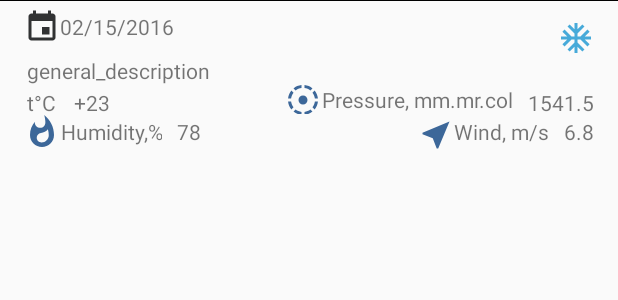
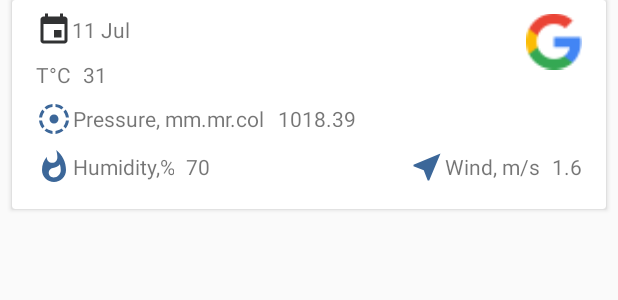
Before and after one commit to berkutio/WeatherInfo, an Android app: the layout weather_mapping_item.xml on its own in the app's theme, with its tools: preview values and no code run, on a phone screen of 412 x 824 dp. Shown: the top 300 px of the screen. Run offline under Robolectric (Android 15) with nearby library versions, the phone set to English and light mode, and no system bars.

Commit message:
Implemented new xml views

```diff
--- a/app/build.gradle
+++ b/app/build.gradle
@@ -36,6 +36,10 @@ dependencies {
     implementation 'com.squareup.okhttp3:logging-interceptor:3.10.0'
     implementation 'com.squareup.retrofit2:retrofit:2.3.0'
     implementation 'com.squareup.retrofit2:converter-gson:2.3.0'
+    // constraint layout
+    implementation 'com.android.support.constraint:constraint-layout:1.1.2'
+    // card view
+    implementation 'com.android.support:cardview-v7:27.1.1'
 
     implementation "android.arch.lifecycle:extensions:1.1.1"
     // butter knife
--- a/app/src/main/res/layout/weather_mapping_item.xml
+++ b/app/src/main/res/layout/weather_mapping_item.xml
@@ -1,5 +1,6 @@
 <?xml version="1.0" encoding="utf-8"?>
-<layout xmlns:android="http://schemas.android.com/apk/res/android"
+<layout xmlns:tools="http://schemas.android.com/tools"
+    xmlns:android="http://schemas.android.com/apk/res/android"
     xmlns:app="http://schemas.android.com/apk/res-auto">
 
     <data>
@@ -9,201 +10,145 @@
             type="com.weatherinfo.model.ForecastData"/>
     </data>
 
-    <LinearLayout
-        xmlns:tools="http://schemas.android.com/tools"
-        android:id="@+id/weather_mapping_item"
-        android:orientation="vertical"
+    <android.support.v7.widget.CardView xmlns:card_view="http://schemas.android.com/apk/res-auto"
+        android:id="@+id/card_view"
         android:layout_width="match_parent"
         android:layout_height="wrap_content"
-        android:clickable="true"
-        android:focusable="true">
+        android:layout_marginLeft="8dp"
+        android:layout_marginRight="8dp"
+        android:layout_marginBottom="8dp">
 
-        <View
-            android:layout_height="0.5dp"
-            android:layout_width="fill_parent"
-            android:background="@color/Black" />
-
-        <LinearLayout
-            android:layout_width="match_parent"
-            android:layout_height="match_parent"
-            android:orientation="vertical">
-
-            <LinearLayout
+        <android.support.constraint.ConstraintLayout
             android:layout_width="match_parent"
             android:layout_height="wrap_content"
-                android:layout_marginTop="2.5dp"
-                android:orientation="horizontal">
+            android:padding="8dp">
 
             <TextView
                 android:id="@+id/data"
-                    android:drawableLeft="@drawable/ic_calendar"
                 android:layout_width="wrap_content"
                 android:layout_height="wrap_content"
+                android:layout_marginEnd="8dp"
+                android:layout_marginStart="8dp"
+                android:drawableStart="@drawable/ic_calendar"
                 android:gravity="center"
-                    android:layout_marginLeft="16dp"
-                    android:layout_marginRight="16dp"
-                    android:layout_marginTop="2.5dp"
-                    android:lines="1"
-                    android:marqueeRepeatLimit="marquee_forever"
-                    android:maxLength="25"
-                    android:textAppearance="?android:attr/textAppearanceSmall"
                 android:text="@{Universal.formatData(forecast.dt)}"
-                    tools:text="02/15/2016" />
-
-                <View
-                    android:layout_weight="1"
-                    android:layout_width="0dp"
-                    android:layout_height="10dp" />
+                card_view:layout_constraintEnd_toStartOf="@+id/im_description"
+                card_view:layout_constraintHorizontal_bias="0.0"
+                card_view:layout_constraintStart_toStartOf="parent"
+                card_view:layout_constraintTop_toTopOf="parent"
+                tools:text="11 Jul" />
 
             <ImageView
                 android:id="@+id/im_description"
+                android:layout_width="37dp"
+                android:layout_height="39dp"
+                android:layout_marginEnd="8dp"
+                app:imageResource="@{forecast.getWeather()[0].getDescription()}"
+                app:srcCompat="@drawable/googleg_standard_color_18"
+                card_view:layout_constraintEnd_toEndOf="parent"
+                card_view:layout_constraintTop_toTopOf="parent" />
+
+            <TextView
+                android:id="@+id/temperature_title"
                 android:layout_width="wrap_content"
                 android:layout_height="wrap_content"
-                    android:layout_marginRight="16dp"
-                    android:layout_marginTop="10dp"
-                    app:imageResource = "@{forecast.getWeather()[0].getDescription()}"
-                    tools:src="@drawable/ic_snow"/>
-
-            </LinearLayout>
-
-            <LinearLayout
-                android:layout_width="match_parent"
-                android:layout_height="wrap_content"
-                android:layout_gravity="center"
-                android:layout_marginBottom="2.5dp"
-                android:layout_marginLeft="16dp"
-                android:layout_marginRight="16dp"
-                android:orientation="vertical">
+                android:layout_marginStart="8dp"
+                android:layout_marginTop="8dp"
+                android:text="@string/temperature"
+                card_view:layout_constraintStart_toStartOf="parent"
+                card_view:layout_constraintTop_toBottomOf="@+id/data" />
 
             <TextView
-                    android:id="@+id/general_description"
+                android:id="@+id/pressure_title"
                 android:layout_width="wrap_content"
                 android:layout_height="wrap_content"
-                    android:layout_marginLeft="2dp"
-                    android:lines="1"
-                    android:marqueeRepeatLimit="marquee_forever"
-                    android:maxLength="25"
-                    android:textAppearance="?android:attr/textAppearanceSmall"
-                    android:text="@{forecast.getWeather()[0].getDescription()}"
-                    tools:text="general_description" />
-
-                <LinearLayout
-                    android:layout_width="match_parent"
-                    android:layout_height="match_parent"
-                    android:orientation="horizontal">
+                android:layout_marginStart="8dp"
+                android:layout_marginTop="8dp"
+                android:gravity="center"
+                android:drawableStart="@drawable/ic_pressure"
+                android:text="@string/pressure"
+                card_view:layout_constraintStart_toStartOf="parent"
+                card_view:layout_constraintTop_toBottomOf="@+id/temperature_title" />
 
             <TextView
+                android:id="@+id/pressure_val"
+                android:layout_width="wrap_content"
+                android:layout_height="15dp"
+                android:layout_marginEnd="8dp"
+                android:layout_marginStart="8dp"
+                tools:text="1018.39"
+                android:text="@{String.valueOf(forecast.pressure)}"
+                card_view:layout_constraintBaseline_toBaselineOf="@+id/pressure_title"
+                card_view:layout_constraintEnd_toEndOf="parent"
+                card_view:layout_constraintHorizontal_bias="0.008"
+                card_view:layout_constraintStart_toEndOf="@+id/pressure_title" />
+
+            <TextView
+                android:id="@+id/humidity_title"
                 android:layout_width="wrap_content"
                 android:layout_height="wrap_content"
-                        android:layout_marginLeft="2dp"
-                        android:lines="1"
-                        android:maxLength="20"
-                        android:text="@string/temperature"
-                        android:textAppearance="?android:attr/textAppearanceSmall" />
+                android:layout_marginBottom="8dp"
+                android:layout_marginStart="8dp"
+                android:layout_marginTop="8dp"
+                android:drawableStart="@drawable/ic_humidity"
+                android:gravity="center"
+                android:text="@string/humidity"
+                card_view:layout_constraintBottom_toBottomOf="parent"
+                card_view:layout_constraintHorizontal_chainStyle="spread_inside"
+                card_view:layout_constraintStart_toStartOf="parent"
+                card_view:layout_constraintTop_toBottomOf="@+id/pressure_title"
+                card_view:layout_constraintVertical_bias="0.0" />
 
-                    <View
-                        android:layout_width="10dp"
-                        android:layout_height="10dp" />
+            <TextView
+                android:id="@+id/humidity_val_today"
+                android:layout_width="wrap_content"
+                android:layout_height="wrap_content"
+                android:layout_marginStart="8dp"
+                tools:text="70"
+                android:text="@{String.valueOf(forecast.humidity)}"
+                card_view:layout_constraintBaseline_toBaselineOf="@+id/humidity_title"
+                card_view:layout_constraintEnd_toStartOf="@+id/wind_speed_title"
+                card_view:layout_constraintHorizontal_bias="0.5"
+                card_view:layout_constraintHorizontal_chainStyle="spread_inside"
+                card_view:layout_constraintStart_toEndOf="@+id/humidity_title" />
+
+            <TextView
+                android:id="@+id/wind_speed_title"
+                android:layout_width="wrap_content"
+                android:layout_height="wrap_content"
+                android:layout_marginEnd="8dp"
+                android:text="@string/wind_speed"
+                android:gravity="center"
+                android:drawableStart="@drawable/ic_wind"
+                card_view:layout_constraintBaseline_toBaselineOf="@+id/humidity_val_today"
+                card_view:layout_constraintEnd_toStartOf="@+id/wind_speed_val_today"
+                card_view:layout_constraintHorizontal_bias="0.5"
+                card_view:layout_constraintStart_toEndOf="@+id/humidity_val_today" />
+
+            <TextView
+                android:id="@+id/wind_speed_val_today"
+                android:layout_width="wrap_content"
+                android:layout_height="wrap_content"
+                android:layout_marginEnd="8dp"
+                android:text="@{String.valueOf(forecast.speed)}"
+                card_view:layout_constraintBaseline_toBaselineOf="@+id/wind_speed_title"
+                card_view:layout_constraintEnd_toEndOf="parent"
+                tools:text="1.6" />
 
             <TextView
                 android:id="@+id/temperature_val"
                 android:layout_width="wrap_content"
                 android:layout_height="wrap_content"
-                        android:layout_marginLeft="2dp"
-                        android:layout_marginRight="16dp"
-                        android:textAppearance="?android:attr/textAppearanceSmall"
+                android:layout_marginEnd="8dp"
+                android:layout_marginStart="8dp"
                 android:text="@{Universal.convertToCelicies(forecast.temp.max)}"
-                        tools:text="+23" />
+                tools:text="31"
+                card_view:layout_constraintBaseline_toBaselineOf="@+id/temperature_title"
+                card_view:layout_constraintEnd_toEndOf="parent"
+                card_view:layout_constraintHorizontal_bias="0.0"
+                card_view:layout_constraintStart_toEndOf="@+id/temperature_title" />
+        </android.support.constraint.ConstraintLayout>
 
-                    <View
-                        android:layout_width="10dp"
-                        android:layout_height="10dp"
-                        android:layout_weight="1" />
-
-                    <TextView
-                        android:layout_width="wrap_content"
-                        android:layout_height="match_parent"
-                        android:gravity="center"
-                        android:drawableLeft="@drawable/ic_pressure"
-                        android:lines="1"
-                        android:maxLength="20"
-                        android:text="@string/pressure"
-                        android:textAppearance="?android:attr/textAppearanceSmall" />
-
-                    <View
-                        android:layout_width="10dp"
-                        android:layout_height="10dp" />
-
-                    <TextView
-                        android:id="@+id/pressure_val"
-                        android:layout_width="wrap_content"
-                        android:layout_height="wrap_content"
-                        android:textAppearance="?android:attr/textAppearanceSmall"
-                        android:text="@{String.valueOf(forecast.pressure)}"
-                        tools:text="1541.5" />
-
-
-                </LinearLayout>
-
-                <LinearLayout
-                    android:layout_width="match_parent"
-                    android:layout_height="match_parent"
-                    android:orientation="horizontal">
-
-                    <TextView
-                        android:layout_width="wrap_content"
-                        android:layout_height="match_parent"
-                        android:gravity="center"
-                        android:drawableLeft="@drawable/ic_humidity"
-                        android:lines="1"
-                        android:maxLength="20"
-                        android:text="@string/humidity"
-                        android:textAppearance="?android:attr/textAppearanceSmall" />
-
-                    <View
-                        android:layout_width="10dp"
-                        android:layout_height="10dp" />
-
-                    <TextView
-                        android:id="@+id/humidity_val"
-                        android:layout_width="wrap_content"
-                        android:layout_height="wrap_content"
-                        android:layout_marginRight="16dp"
-                        android:textAppearance="?android:attr/textAppearanceSmall"
-                        android:text="@{String.valueOf(forecast.humidity)}"
-                        tools:text="78" />
-
-                    <View
-                        android:layout_width="10dp"
-                        android:layout_height="10dp"
-                        android:layout_weight="1" />
-
-                    <TextView
-                        android:layout_width="wrap_content"
-                        android:layout_height="wrap_content"
-                        android:drawableLeft="@drawable/ic_wind"
-                        android:lines="1"
-                        android:maxLength="20"
-                        android:text="@string/wind_speed"
-                        android:textAppearance="?android:attr/textAppearanceSmall" />
-
-                    <View
-                        android:layout_width="10dp"
-                        android:layout_height="10dp" />
-
-                    <TextView
-                        android:id="@+id/wind_speed_val"
-                        android:layout_width="wrap_content"
-                        android:layout_height="wrap_content"
-                        android:textAppearance="?android:attr/textAppearanceSmall"
-                        android:text="@{String.valueOf(forecast.speed)}"
-                        tools:text="6.8" />
-
-
-                </LinearLayout>
-            </LinearLayout>
-        </LinearLayout>
-
-    </LinearLayout>
+    </android.support.v7.widget.CardView>
 
 </layout>
--- a/app/src/main/res/values/strings.xml
+++ b/app/src/main/res/values/strings.xml
@@ -1,7 +1,8 @@
 <resources>
     <string name="app_name">Weather Info</string>
     <string name="action_settings">Settings</string>
-    <string name="temperature">t°C</string>
+    <string name="temperature">T°C</string>
+    <string name="degrees_celcies">°C</string>
     <string name="pressure">Pressure, mm.mr.col</string>
     <string name="humidity">Humidity,%</string>
     <string name="wind_speed">Wind, m/s</string>
```
Also changed, not shown: app/src/main/res/layout/activity_mvvmweather.xml (+112 -153 lines). Lines whose indentation alone changed are shown as unchanged.
